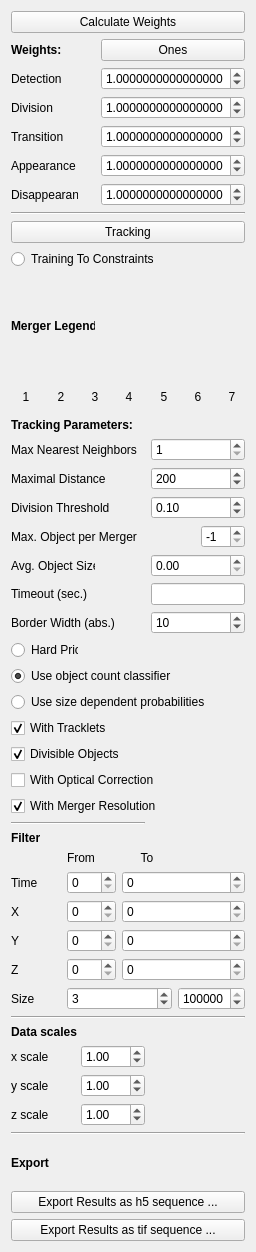
Qt form ilastik/applets/tracking/structured/drawer.ui (ilastik/ilastik) before a commit.
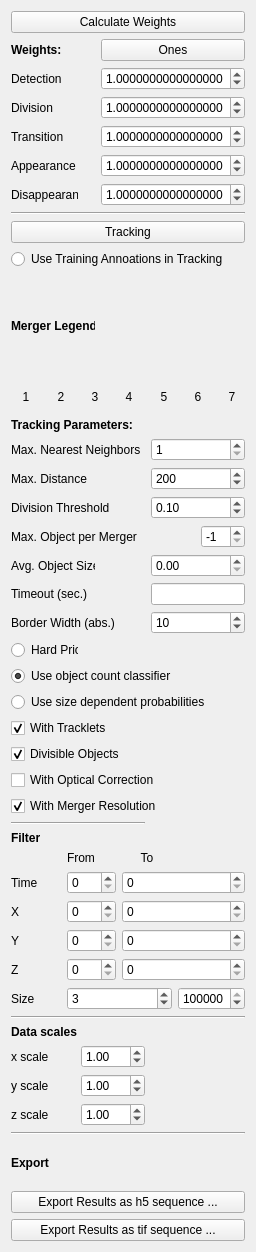
The same form after that commit.

Commit message: Feedback printlines improved.

What changed in the file:
```diff
--- a/ilastik/applets/tracking/structured/drawer.ui
+++ b/ilastik/applets/tracking/structured/drawer.ui
@@ -527,7 +527,7 @@
      <item>
       <widget class="QRadioButton" name="trainingToHardConstraints">
        <property name="text">
-        <string>Training To Constraints</string>
+        <string>Use Training Annoations in Tracking</string>
        </property>
        <property name="checked">
         <bool>false</bool>
@@ -922,7 +922,7 @@
    <item row="13" column="0" colspan="3">
     <widget class="QLabel" name="label_2">
      <property name="text">
-      <string>Maximal Distance</string>
+      <string>Max. Distance</string>
      </property>
     </widget>
    </item>
@@ -965,7 +965,7 @@
    <item row="12" column="0" colspan="3">
     <widget class="QLabel" name="label_27">
      <property name="text">
-      <string>Max Nearest Neighbors</string>
+      <string>Max. Nearest Neighbors</string>
      </property>
     </widget>
    </item>
```
The commit also changes 2 other files.
